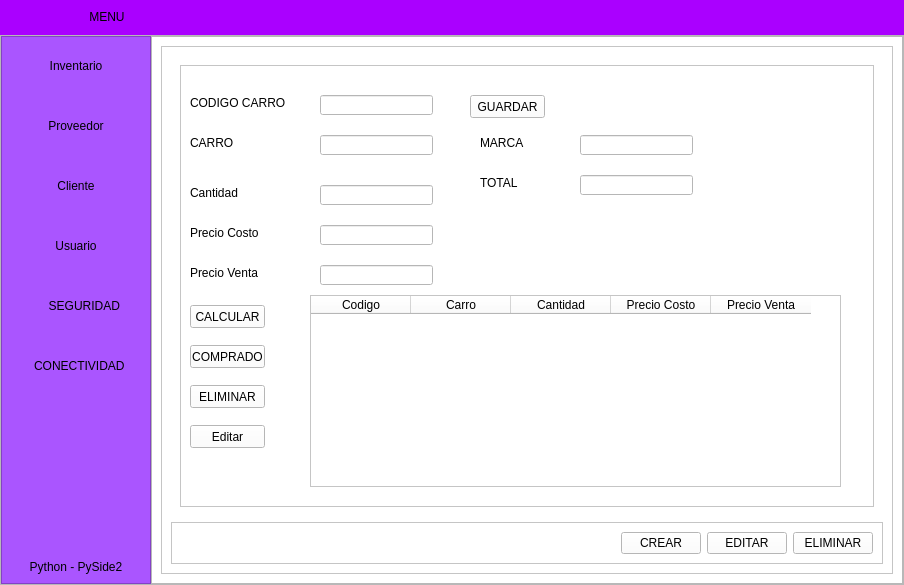
AnderNoleon/proyecto_carro, file View/menu.ui: the form before one commit.
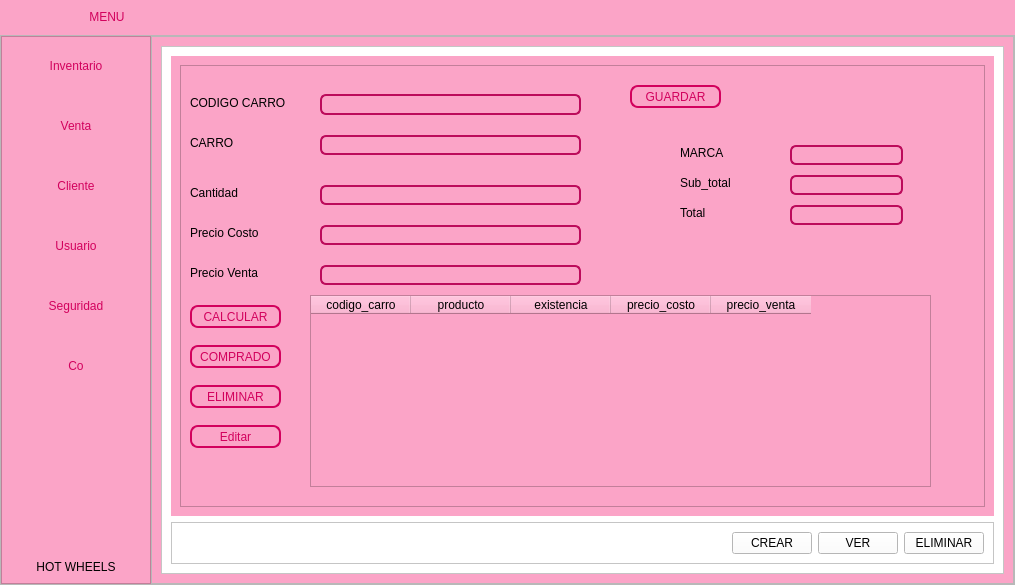
The form after the commit. The open tabs and pages were chosen to show the change. Icons and pictures are not drawn.

Commit message: Inventario, tabla 70%

Patch:
```diff
--- a/View/menu.ui
+++ b/View/menu.ui
@@ -6,7 +6,7 @@
    <rect>
     <x>0</x>
     <y>0</y>
-    <width>904</width>
+    <width>1015</width>
     <height>585</height>
    </rect>
   </property>
@@ -54,12 +54,11 @@
        </size>
       </property>
       <property name="styleSheet">
-       <string notr="true">
-QFrame{
+       <string notr="true">QFrame{
 border-top-left-radius: 20px;
 border-bottom-left-radius: 20px;
 
-background-color: rgb(170, 0, 255);
+background-color:rgb(251, 164, 199) ;
 
 }
 </string>
@@ -101,17 +100,19 @@
           </size>
          </property>
          <property name="styleSheet">
-          <string notr="true">QPushButton{
-background-color: #aa00ff;
+          <string notr="true">
+QPushButton{
+background-color: #fba4c7;
 font: 87 12pt &quot;Arial Black&quot;;
 border-radius:0px;
+color: #d2015d;
 }
-
 QPushButton:hover{
 background-color: white;
 font: 87 12pt &quot;Arial Black&quot;;
 
 }
+
 </string>
          </property>
          <property name="text">
@@ -349,16 +350,16 @@
          </property>
          <property name="styleSheet">
           <string notr="true">QFrame{
-background-color:#aa55ff;
+background-color:#fba4c7;
 }
 
 
 QPushButton{
-background-color: #aa55ff;
+background-color: #fba4c7;
 border-top-left-radius: 20px;
 border-bottom-left-radius: 20px;
 
-font: 75 12pt &quot;Arial Narrow&quot;;
+font: 75 12pt &quot;Palatino Linotype&quot;;
 	
 }
 
@@ -403,6 +404,9 @@
             <property name="layoutDirection">
              <enum>Qt::LeftToRight</enum>
             </property>
+            <property name="styleSheet">
+             <string notr="true">color: #d2015d;</string>
+            </property>
             <property name="text">
              <string>Inventario</string>
             </property>
@@ -430,10 +434,10 @@
              <number>0</number>
             </property>
             <property name="styleSheet">
-             <string notr="true"/>
+             <string notr="true">color: #d2015d;</string>
             </property>
             <property name="text">
-             <string>Proveedor</string>
+             <string>Venta</string>
             </property>
             <property name="icon">
              <iconset>
@@ -456,7 +460,7 @@
              </size>
             </property>
             <property name="styleSheet">
-             <string notr="true"/>
+             <string notr="true">color: #d2015d;</string>
             </property>
             <property name="text">
              <string>Cliente</string>
@@ -482,7 +486,7 @@
              </size>
             </property>
             <property name="styleSheet">
-             <string notr="true"/>
+             <string notr="true">color: #d2015d;</string>
             </property>
             <property name="text">
              <string>Usuario</string>
@@ -508,10 +512,10 @@
              </size>
             </property>
             <property name="styleSheet">
-             <string notr="true"/>
+             <string notr="true">color: #d2015d;</string>
             </property>
             <property name="text">
-             <string>     SEGURIDAD</string>
+             <string>Seguridad</string>
             </property>
             <property name="icon">
              <iconset>
@@ -534,10 +538,10 @@
              </size>
             </property>
             <property name="styleSheet">
-             <string notr="true"/>
+             <string notr="true">color: #d2015d;</string>
             </property>
             <property name="text">
-             <string>  CONECTIVIDAD</string>
+             <string>Co</string>
             </property>
             <property name="icon">
              <iconset>
@@ -570,7 +574,7 @@
              <string notr="true">font: italic 15pt &quot;Vivaldi&quot;;</string>
             </property>
             <property name="text">
-             <string>Python - PySide2</string>
+             <string>HOT WHEELS</string>
             </property>
             <property name="alignment">
              <set>Qt::AlignCenter</set>
@@ -619,7 +623,7 @@
              </size>
             </property>
             <property name="styleSheet">
-             <string notr="true">background-color: rgb(255, 255, 255);</string>
+             <string notr="true">background-color: #fba4c7;</string>
             </property>
             <property name="frameShape">
              <enum>QFrame::NoFrame</enum>
@@ -637,6 +641,9 @@
              <layout class="QVBoxLayout" name="verticalLayout_9">
               <item>
                <widget class="QFrame" name="frame_12">
+                <property name="styleSheet">
+                 <string notr="true">background-color: rgb(255, 255, 255);</string>
+                </property>
                 <property name="frameShape">
                  <enum>QFrame::StyledPanel</enum>
                 </property>
@@ -646,14 +653,43 @@
                 <layout class="QVBoxLayout" name="verticalLayout_5">
                  <item>
                   <widget class="QStackedWidget" name="stackedWidget_4">
+                   <property name="styleSheet">
+                    <string notr="true">background-color: #fba4c7;</string>
+                   </property>
                    <property name="currentIndex">
                     <number>1</number>
                    </property>
-                   <widget class="QWidget" name="page_2"/>
-                   <widget class="QWidget" name="page_3">
+                   <widget class="QWidget" name="page_inve_v">
+                    <layout class="QHBoxLayout" name="horizontalLayout_11">
+                     <item>
+                      <widget class="QFrame" name="frame_16">
+                       <property name="frameShape">
+                        <enum>QFrame::StyledPanel</enum>
+                       </property>
+                       <property name="frameShadow">
+                        <enum>QFrame::Raised</enum>
+                       </property>
+                       <widget class="QTableWidget" name="tableWidget">
+                        <property name="geometry">
+                         <rect>
+                          <x>130</x>
+                          <y>40</y>
+                          <width>256</width>
+                          <height>192</height>
+                         </rect>
+                        </property>
+                       </widget>
+                      </widget>
+                     </item>
+                    </layout>
+                   </widget>
+                   <widget class="QWidget" name="page_inven_c">
                     <layout class="QHBoxLayout" name="horizontalLayout_10">
                      <item>
                       <widget class="QFrame" name="frame_15">
+                       <property name="styleSheet">
+                        <string notr="true">background-color: #fba4c7;</string>
+                       </property>
                        <property name="frameShape">
                         <enum>QFrame::StyledPanel</enum>
                        </property>
@@ -663,12 +699,29 @@
                        <widget class="QPushButton" name="btn_guardar_in">
                         <property name="geometry">
                          <rect>
-                          <x>290</x>
-                          <y>30</y>
-                          <width>75</width>
+                          <x>450</x>
+                          <y>20</y>
+                          <width>91</width>
                           <height>23</height>
                          </rect>
                         </property>
+                        <property name="styleSheet">
+                         <string notr="true">QPushButton{
+border: 2px solid #d2015d;
+border-radius: 8px;
+
+background-color: #fba4c7;
+font: 87 9pt &quot;Arial Black&quot;;
+color: #d2015d;
+}
+QPushButton:hover{
+background-color: white;
+font: 87 10pt &quot;Arial Black&quot;;
+}
+
+
+</string>
+                        </property>
                         <property name="text">
                          <string>GUARDAR</string>
                         </property>
@@ -677,11 +730,20 @@
                         <property name="geometry">
                          <rect>
                           <x>140</x>
-                          <y>30</y>
-                          <width>113</width>
-                          <height>20</height>
+                          <y>29</y>
+                          <width>261</width>
+                          <height>21</height>
                          </rect>
                         </property>
+                        <property name="styleSheet">
+                         <string notr="true">QLineEdit{
+border: 2px solid #bc0b5b;
+border-radius: 6px;
+color: rgb(210, 1, 93);
+background-color:rgb(251, 164, 199);
+font: 75 10pt&quot;Times New Roman&quot;;
+}</string>
+                        </property>
                        </widget>
                        <widget class="QLabel" name="label">
                         <property name="geometry">
@@ -753,46 +815,82 @@
                          <rect>
                           <x>140</x>
                           <y>70</y>
-                          <width>113</width>
+                          <width>261</width>
                           <height>20</height>
                          </rect>
                         </property>
+                        <property name="styleSheet">
+                         <string notr="true">QLineEdit{
+border: 2px solid #bc0b5b;
+border-radius: 6px;
+color: rgb(210, 1, 93);
+background-color:rgb(251, 164, 199);
+font: 75 10pt&quot;Times New Roman&quot;;
+}</string>
+                        </property>
                        </widget>
                        <widget class="QLineEdit" name="txt_cantidad_in">
                         <property name="geometry">
                          <rect>
                           <x>140</x>
                           <y>120</y>
-                          <width>113</width>
+                          <width>261</width>
                           <height>20</height>
                          </rect>
                         </property>
+                        <property name="styleSheet">
+                         <string notr="true">QLineEdit{
+border: 2px solid #bc0b5b;
+border-radius: 6px;
+color: rgb(210, 1, 93);
+background-color:rgb(251, 164, 199);
+font: 75 10pt&quot;Times New Roman&quot;;
+}</string>
+                        </property>
                        </widget>
                        <widget class="QLineEdit" name="txt_pc_in">
                         <property name="geometry">
                          <rect>
                           <x>140</x>
                           <y>160</y>
-                          <width>113</width>
+                          <width>261</width>
                           <height>20</height>
                          </rect>
                         </property>
+                        <property name="styleSheet">
+                         <string notr="true">QLineEdit{
+border: 2px solid #bc0b5b;
+border-radius: 6px;
+color: rgb(210, 1, 93);
+background-color:rgb(251, 164, 199);
+font: 75 10pt&quot;Times New Roman&quot;;
+}</string>
+                        </property>
                        </widget>
                        <widget class="QLineEdit" name="txt_pv_in">
                         <property name="geometry">
                          <rect>
                           <x>140</x>
                           <y>200</y>
-                          <width>113</width>
+                          <width>261</width>
                           <height>20</height>
                          </rect>
                         </property>
+                        <property name="styleSheet">
+                         <string notr="true">QLineEdit{
+border: 2px solid #bc0b5b;
+border-radius: 6px;
+color: rgb(210, 1, 93);
+background-color:rgb(251, 164, 199);
+font: 75 10pt&quot;Times New Roman&quot;;
+}</string>
+                        </property>
                        </widget>
                        <widget class="QLabel" name="label_11">
                         <property name="geometry">
                          <rect>
-                          <x>300</x>
-                          <y>70</y>
+                          <x>500</x>
+                          <y>80</y>
                           <width>101</width>
                           <height>16</height>
                          </rect>
@@ -804,45 +902,80 @@
                        <widget class="QLineEdit" name="txt_marca_pro">
                         <property name="geometry">
                          <rect>
-                          <x>400</x>
-                          <y>70</y>
+                          <x>610</x>
+                          <y>80</y>
                           <width>113</width>
                           <height>20</height>
                          </rect>
                         </property>
+                        <property name="styleSheet">
+                         <string notr="true">QLineEdit{
+border: 2px solid #bc0b5b;
+border-radius: 6px;
+color: rgb(210, 1, 93);
+background-color:rgb(251, 164, 199);
+font: 75 10pt&quot;Times New Roman&quot;;
+}</string>
+                        </property>
                        </widget>
                        <widget class="QLabel" name="label_12">
                         <property name="geometry">
                          <rect>
-                          <x>300</x>
+                          <x>500</x>
                           <y>110</y>
                           <width>101</width>
                           <height>16</height>
                          </rect>
                         </property>
                         <property name="text">
-                         <string>TOTAL</string>
+                         <string>Sub_total</string>
                         </property>
                        </widget>
                        <widget class="QLineEdit" name="txt_total_pro">
                         <property name="geometry">
                          <rect>
-                          <x>400</x>
+                          <x>610</x>
                           <y>110</y>
                           <width>113</width>
                           <height>20</height>
                          </rect>
                         </property>
+                        <property name="styleSheet">
+                         <string notr="true">QLineEdit{
+border: 2px solid #bc0b5b;
+border-radius: 6px;
+color: rgb(210, 1, 93);
+background-color:rgb(251, 164, 199);
+font: 75 10pt&quot;Times New Roman&quot;;
+}</string>
+                        </property>
                        </widget>
                        <widget class="QPushButton" name="btn_calcular_pro">
                         <property name="geometry">
                          <rect>
                           <x>10</x>
                           <y>240</y>
-                          <width>75</width>
+                          <width>91</width>
                           <height>23</height>
                          </rect>
                         </property>
+                        <property name="styleSheet">
+                         <string notr="true">QPushButton{
+border: 2px solid #d2015d;
+border-radius: 8px;
+
+background-color: #fba4c7;
+font: 87 9pt &quot;Arial Black&quot;;
+color: #d2015d;
+}
+QPushButton:hover{
+background-color: white;
+font: 87 10pt &quot;Arial Black&quot;;
+}
+
+
+</string>
+                        </property>
                         <property name="text">
                          <string>CALCULAR</string>
                         </property>
@@ -852,33 +985,33 @@
                          <rect>
                           <x>130</x>
                           <y>230</y>
-                          <width>531</width>
+                          <width>621</width>
                           <height>192</height>
                          </rect>
                         </property>
                         <column>
                          <property name="text">
-                          <string>Codigo</string>
+                          <string>codigo_carro</string>
                          </property>
                         </column>
                         <column>
                          <property name="text">
-                          <string>Carro</string>
+                          <string>producto</string>
                          </property>
                         </column>
                         <column>
                          <property name="text">
-                          <string>Cantidad</string>
+                          <string>existencia</string>
                          </property>
                         </column>
                         <column>
                          <property name="text">
-                          <string>Precio Costo</string>
+                          <string>precio_costo</string>
                          </property>
                         </column>
                         <column>
                          <property name="text">
-                          <string>Precio Venta</string>
+                          <string>precio_venta</string>
                          </property>
                         </column>
                        </widget>
@@ -887,10 +1020,27 @@
                          <rect>
                           <x>10</x>
                           <y>280</y>
-                          <width>75</width>
+                          <width>91</width>
                           <height>23</height>
                          </rect>
                         </property>
+                        <property name="styleSheet">
+                         <string notr="true">QPushButton{
+border: 2px solid #d2015d;
+border-radius: 8px;
+
+background-color: #fba4c7;
+font: 87 9pt &quot;Arial Black&quot;;
+color: #d2015d;
+}
+QPushButton:hover{
+background-color: white;
+font: 87 10pt &quot;Arial Black&quot;;
+}
+
+
+</string>
+                        </property>
                         <property name="text">
                          <string>COMPRADO</string>
                         </property>
@@ -900,10 +1050,27 @@
                          <rect>
                           <x>10</x>
                           <y>320</y>
-                          <width>75</width>
+                          <width>91</width>
                           <height>23</height>
                          </rect>
                         </property>
+                        <property name="styleSheet">
+                         <string notr="true">QPushButton{
+border: 2px solid #d2015d;
+border-radius: 8px;
+
+background-color: #fba4c7;
+font: 87 9pt &quot;Arial Black&quot;;
+color: #d2015d;
+}
+QPushButton:hover{
+background-color: white;
+font: 87 10pt &quot;Arial Black&quot;;
+}
+
+
+</string>
+                        </property>
                         <property name="text">
                          <string>ELIMINAR</string>
                         </property>
@@ -913,14 +1080,63 @@
                          <rect>
                           <x>10</x>
                           <y>360</y>
-                          <width>75</width>
+                          <width>91</width>
                           <height>23</height>
                          </rect>
                         </property>
+                        <property name="styleSheet">
+                         <string notr="true">QPushButton{
+border: 2px solid #d2015d;
+border-radius: 8px;
+
+background-color: #fba4c7;
+font: 87 9pt &quot;Arial Black&quot;;
+color: #d2015d;
+}
+QPushButton:hover{
+background-color: white;
+font: 87 10pt &quot;Arial Black&quot;;
+}
+
+
+</string>
+                        </property>
                         <property name="text">
                          <string>Editar</string>
                         </property>
                        </widget>
+                       <widget class="QLabel" name="label_13">
+                        <property name="geometry">
+                         <rect>
+                          <x>500</x>
+                          <y>140</y>
+                          <width>101</width>
+                          <height>16</height>
+                         </rect>
+                        </property>
+                        <property name="text">
+                         <string>Total</string>
+                        </property>
+                       </widget>
+                       <widget class="QLineEdit" name="txt_total_tabla">
+                        <property name="geometry">
+                         <rect>
+                          <x>610</x>
+                          <y>140</y>
+                          <width>113</width>
+                          <height>20</height>
+                         </rect>
+                        </property>
+                        <property name="styleSheet">
+                         <string notr="true">QLineEdit{
+border: 2px solid #bc0b5b;
+border-radius: 6px;
+color: rgb(210, 1, 93);
+background-color:rgb(251, 164, 199);
+font: 75 10pt&quot;Times New Roman&quot;;
+}</string>
+                        </property>
+                       </widget>
                       </widget>
                      </item>
                     </layout>
@@ -975,7 +1191,7 @@
                     <item>
                      <widget class="QPushButton" name="btn_editar_cliente_3">
                       <property name="text">
-                       <string>EDITAR</string>
+                       <string>VER</string>
                       </property>
                      </widget>
                     </item>
```
Left out of the diff: 232 changed lines with no effect on the pictures. The commit also changes 3 other files.
